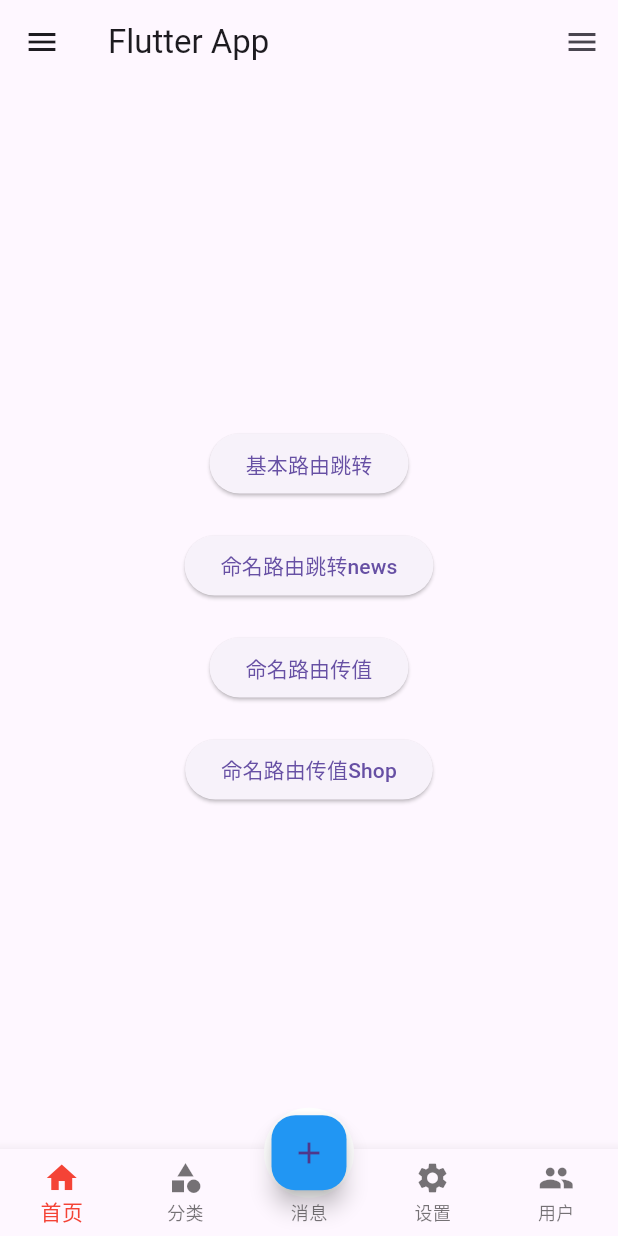
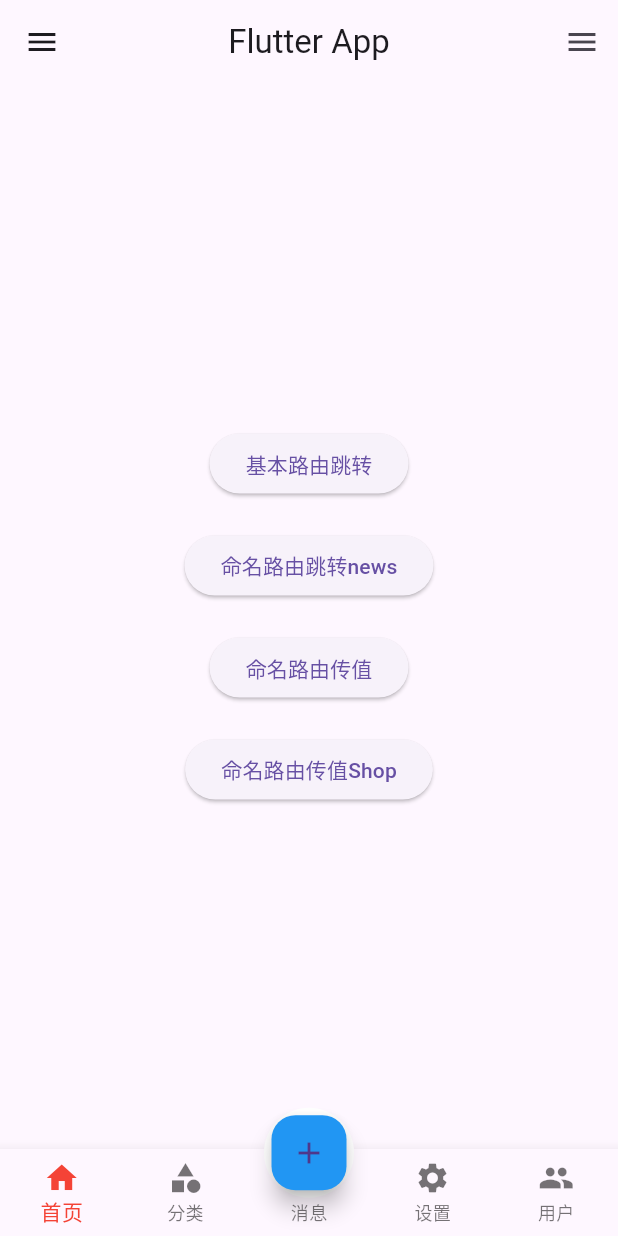
Before and after one commit to Mhua99/flutter_project, a Flutter app: the screen it shows after launch, on a phone screen of 412 x 824 dp. Run offline on Flutter 3.47's test engine with Material 3 defaults, Android fonts, the phone set to English and light mode, and no system bars; our stand-ins replace dio, readmore.

Commit message:
feat: demo12

```diff
--- /dev/null
+++ b/lib/demo12/main.dart
@@ -0,0 +1,22 @@
+import 'package:flutter/material.dart';
+import './routers/routers.dart';
+
+class MyApp extends StatelessWidget {
+
+  const MyApp({super.key});
+
+  @override
+  Widget build(BuildContext context) {
+    return MaterialApp(
+      title: 'Flutter Demo',
+      theme: ThemeData(
+        primarySwatch: Colors.blue,
+        appBarTheme: AppBarTheme(
+          centerTitle: true
+        )
+      ),
+      initialRoute: "/",
+      onGenerateRoute: onGenerateRoute
+    );
+  }
+}
--- /dev/null
+++ b/lib/demo12/pages/tabs.dart
@@ -0,0 +1,131 @@
+import 'package:flutter/material.dart';
+import './tabs/home.dart';
+import './tabs/category.dart';
+import './tabs/message.dart';
+import './tabs/setting.dart';
+import './tabs/user.dart';
+
+class Tabs extends StatefulWidget {
+  const Tabs({super.key});
+
+  @override
+  State<Tabs> createState() => _TabsState();
+}
+
+class _TabsState extends State<Tabs> {
+  int _currentIndex = 0;
+  final List<Widget> _pages = const [
+    HomePage(),
+    CategoryPage(),
+    MessagePage(),
+    SettingPage(),
+    UserPage(),
+  ];
+
+  @override
+  Widget build(BuildContext context) {
+    return Scaffold(
+      appBar: AppBar(title: const Text("Flutter App")),
+      drawer: Drawer(
+        child: Column(
+          children: [
+            Row(
+              children: [
+                Expanded(
+                  flex: 1,
+                  child: UserAccountsDrawerHeader(
+                    accountName: const Text("itying"),
+                    accountEmail: const Text("itying@qq.com"),
+                    otherAccountsPictures: [
+                      Image.network(
+                        "https://www.itying.com/images/flutter/1.png",
+                      ),
+                      Image.network(
+                        "https://www.itying.com/images/flutter/2.png",
+                      ),
+                      Image.network(
+                        "https://www.itying.com/images/flutter/3.png",
+                      ),
+                    ],
+                    currentAccountPicture: const CircleAvatar(
+                      backgroundImage: NetworkImage(
+                        "https://www.itying.com/images/flutter/3.png",
+                      ),
+                    ),
+                    decoration: const BoxDecoration(
+                      image: DecorationImage(
+                        fit: BoxFit.cover,
+                        image: NetworkImage(
+                          "https://www.itying.com/images/flutter/2.png",
+                        ),
+                      ),
+                    ),
+                  ),
+                ),
+              ],
+            ),
+            const ListTile(
+              leading: CircleAvatar(child: Icon(Icons.people)),
+              title: Text("个人中心"),
+            ),
+            const Divider(),
+            const ListTile(
+              leading: CircleAvatar(child: Icon(Icons.settings)),
+              title: Text("系统设置"),
+            ),
+            const Divider(),
+          ],
+        ),
+      ),
+      endDrawer: const Drawer(child: Text("右侧侧边栏")),
+      body: _pages[_currentIndex],
+
+      bottomNavigationBar: BottomNavigationBar(
+        fixedColor: Colors.red,
+        //选中的颜色
+        // iconSize:35,           //底部菜单大小
+        currentIndex: _currentIndex,
+        //第几个菜单选中
+        type: BottomNavigationBarType.fixed,
+        //如果底部有4个或者4个以上的菜单的时候就需要配置这个参数
+        onTap: (index) {
+          //点击菜单触发的方法
+          //注意
+          setState(() {
+            _currentIndex = index;
+          });
+        },
+        items: const [
+          BottomNavigationBarItem(icon: Icon(Icons.home), label: "首页"),
+          BottomNavigationBarItem(icon: Icon(Icons.category), label: "分类"),
+          BottomNavigationBarItem(icon: Icon(Icons.message), label: "消息"),
+          BottomNavigationBarItem(icon: Icon(Icons.settings), label: "设置"),
+          BottomNavigationBarItem(icon: Icon(Icons.people), label: "用户"),
+        ],
+      ),
+      floatingActionButton: Container(
+        height: 60,
+        //调整FloatingActionButton的大小
+        width: 60,
+        padding: const EdgeInsets.all(5),
+        margin: const EdgeInsets.only(top: 5),
+        //调整FloatingActionButton的位置
+        decoration: BoxDecoration(
+          color: Colors.white,
+          borderRadius: BorderRadius.circular(30),
+        ),
+        child: FloatingActionButton(
+          backgroundColor: _currentIndex == 2 ? Colors.red : Colors.blue,
+          child: const Icon(Icons.add),
+          onPressed: () {
+            setState(() {
+              _currentIndex = 2;
+            });
+          },
+        ),
+      ),
+      floatingActionButtonLocation:
+          FloatingActionButtonLocation.centerDocked, //配置浮动按钮的位置
+    );
+  }
+}
--- /dev/null
+++ b/lib/demo12/pages/tabs/home.dart
@@ -0,0 +1,64 @@
+import 'package:flutter/material.dart';
+import '../search.dart';
+
+class HomePage extends StatefulWidget {
+  const HomePage({super.key});
+
+  @override
+  State<HomePage> createState() => _HomePageState();
+}
+
+class _HomePageState extends State<HomePage> {
+  @override
+  Widget build(BuildContext context) {
+    return Center(
+      child: Column(
+        mainAxisAlignment: MainAxisAlignment.center,
+        children: [
+          ElevatedButton(
+            onPressed: () {
+              //跳转路由
+              Navigator.of(context).push(
+                MaterialPageRoute(
+                  builder: (BuildContext context) {
+                    return const SearchPage();
+                  },
+                ),
+              );
+            },
+            child: const Text("基本路由跳转"),
+          ),
+          const SizedBox(height: 20),
+          ElevatedButton(
+            onPressed: () {
+              Navigator.pushNamed(context, "/news");
+            },
+            child: const Text("命名路由跳转news"),
+          ),
+          const SizedBox(height: 20),
+          ElevatedButton(
+            onPressed: () {
+              Navigator.pushNamed(
+                context,
+                "/form",
+                arguments: {"title": "我是命名路由传值", "aid": 20},
+              );
+            },
+            child: const Text("命名路由传值"),
+          ),
+          const SizedBox(height: 20),
+          ElevatedButton(
+            onPressed: () {
+              Navigator.pushNamed(
+                context,
+                "/shop",
+                arguments: {"title": "shop传值", "aid": 21},
+              );
+            },
+            child: const Text("命名路由传值Shop"),
+          ),
+        ],
+      ),
+    );
+  }
+}
--- /dev/null
+++ b/lib/demo12/routers/routers.dart
@@ -0,0 +1,41 @@
+import 'package:flutter/material.dart';
+import '../pages/tabs.dart';
+import '../pages/search.dart';
+import '../pages/news.dart';
+import '../pages/form.dart';
+import '../pages/shop.dart';
+
+//1、配置路由
+Map routes = {
+  "/": (contxt) => const Tabs(),
+  "/news": (contxt) => const NewsPage(),
+  "/search": (contxt) => const SearchPage(),
+  "/form": (contxt, {arguments}) => FormPage(arguments: arguments),
+  "/shop": (contxt, {arguments}) => ShopPage(arguments: arguments),
+};
+
+//2、配置onGenerateRoute  固定写法  这个方法也相当于一个中间件，这里可以做权限判断
+var onGenerateRoute = (RouteSettings settings) {
+  // 路径 /news
+  final String? name = settings.name;
+  // 获取跳转页面的方法
+  final Function? pageContentBuilder = routes[name];
+
+  if (pageContentBuilder != null) {
+    if (settings.arguments != null) {
+      // 有参跳转
+      final Route route = MaterialPageRoute(
+        builder: (context) =>
+            pageContentBuilder(context, arguments: settings.arguments),
+      );
+      return route;
+    } else {
+      // 无参跳转
+      final Route route = MaterialPageRoute(
+        builder: (context) => pageContentBuilder(context),
+      );
+      return route;
+    }
+  }
+  return null;
+};
--- a/lib/main.dart
+++ b/lib/main.dart
@@ -1,5 +1,5 @@
 import 'package:flutter/material.dart';
-import "./demo11/main.dart";
+import "./demo12/main.dart";
 
 void main() {
   runApp(const MyApp());
```
Also changed, not shown: lib/demo12/pages/form.dart (added, +27 -0 lines), lib/demo12/pages/news.dart (added, +18 -0 lines), lib/demo12/pages/search.dart (added, +18 -0 lines), lib/demo12/pages/shop.dart (added, +29 -0 lines), lib/demo12/pages/tabs/category.dart (added, +27 -0 lines), lib/demo12/pages/tabs/message.dart (added, +15 -0 lines), lib/demo12/pages/tabs/setting.dart (added, +15 -0 lines), lib/demo12/pages/tabs/user.dart (added, +15 -0 lines), images/12-1.png (added), 1 other file.
